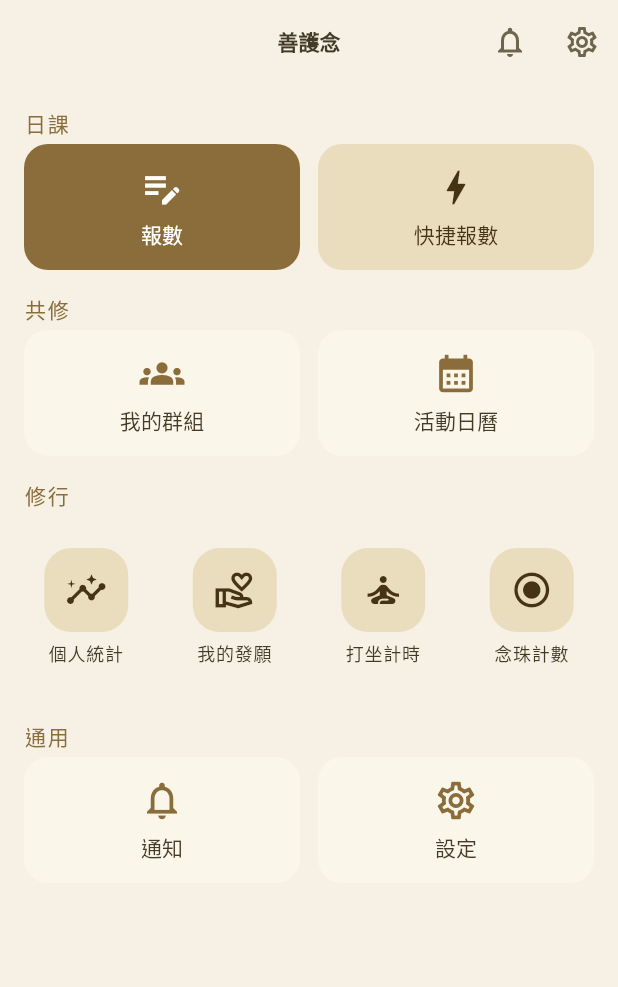
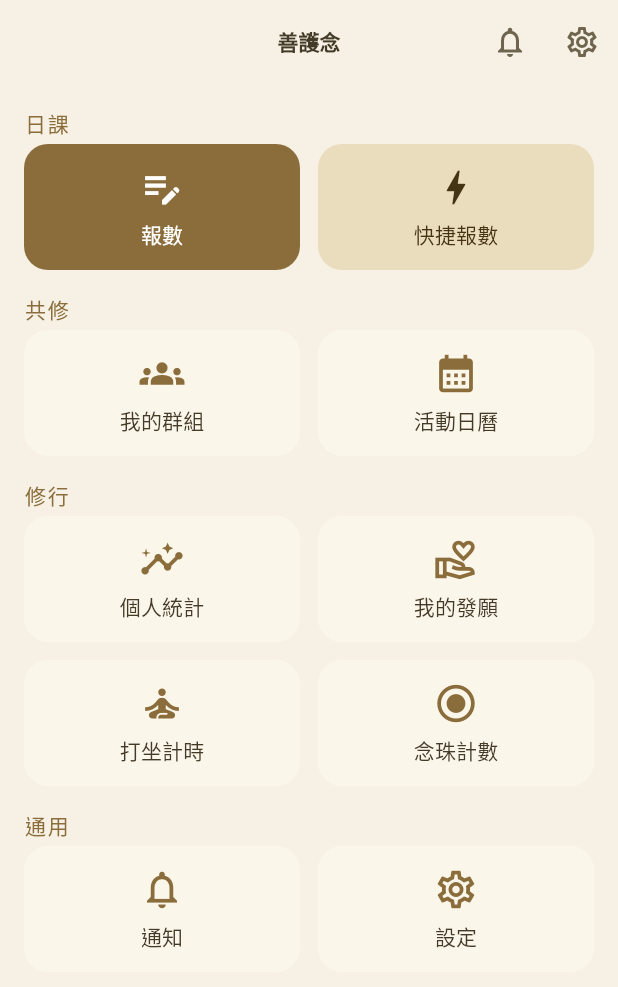
Before and after one commit to owenwangcong/PureThoughtsApp, a Flutter app: the HomeScreen screen opened by its route, on a phone screen of 412 x 824 dp. Shown: the top 987 px of the screen. Run offline on Flutter 3.47's test engine with Material 3 defaults, Android fonts, the phone set to English and light mode, and no system bars; our stand-ins replace flutter_riverpod, go_router, just_audio, sentry_flutter, shared_preferences, supabase_flutter and 2 more; accounts and stored records are empty.

Commit message:
UI: 修行组四项改为大色块 (2x2), 与其他分组统一; 移除小图标组件
Co-Authored-By: Claude Fable 5 <noreply@anthropic.com>

```diff
--- a/app/lib/features/home/home_screen.dart
+++ b/app/lib/features/home/home_screen.dart
@@ -158,29 +158,48 @@ class HomeScreen extends ConsumerWidget {
                 // ---- 修行:个人纪录与工具 ----
                 SectionHeader(l10n.sectionSelf),
                 Padding(
-                  padding: const EdgeInsets.symmetric(horizontal: 8),
-                  child: GridView.count(
-                    crossAxisCount: 4,
-                    shrinkWrap: true,
-                    physics: const NeverScrollableScrollPhysics(),
-                    childAspectRatio: 0.82,
+                  padding: const EdgeInsets.symmetric(horizontal: 16),
+                  child: Column(
                     children: [
-                      _FeatureItem(
+                      Row(
+                        children: [
+                          Expanded(
+                            child: _BigTile(
                               icon: Icons.insights,
                               label: l10n.myStats,
-                          route: '/dashboard'),
-                      _FeatureItem(
+                              onTap: () => context.push('/dashboard'),
+                            ),
+                          ),
+                          const SizedBox(width: 12),
+                          Expanded(
+                            child: _BigTile(
                               icon: Icons.volunteer_activism_outlined,
                               label: l10n.vowsTitle,
-                          route: '/vows'),
-                      _FeatureItem(
+                              onTap: () => context.push('/vows'),
+                            ),
+                          ),
+                        ],
+                      ),
+                      const SizedBox(height: 12),
+                      Row(
+                        children: [
+                          Expanded(
+                            child: _BigTile(
                               icon: Icons.self_improvement,
                               label: l10n.timerTitle,
-                          route: '/tools/timer'),
-                      _FeatureItem(
+                              onTap: () => context.push('/tools/timer'),
+                            ),
+                          ),
+                          const SizedBox(width: 12),
+                          Expanded(
+                            child: _BigTile(
                               icon: Icons.radio_button_checked,
                               label: l10n.counterTitle,
-                          route: '/tools/counter'),
+                              onTap: () => context.push('/tools/counter'),
+                            ),
+                          ),
+                        ],
+                      ),
                     ],
                   ),
                 ),
@@ -361,50 +380,6 @@ class _BigTile extends ConsumerWidget {
   }
 }
 
-/// 功能宫格项:大图标 + 文字(触控区 ≥48pt,适老)
-class _FeatureItem extends StatelessWidget {
-  const _FeatureItem({
-    required this.icon,
-    required this.label,
-    required this.route,
-  });
-
-  final IconData icon;
-  final String label;
-  final String route;
-
-  @override
-  Widget build(BuildContext context) {
-    final scheme = Theme.of(context).colorScheme;
-    return InkWell(
-      borderRadius: BorderRadius.circular(16),
-      onTap: () => context.push(route),
-      child: Column(
-        mainAxisAlignment: MainAxisAlignment.center,
-        children: [
-          Container(
-            width: 56,
-            height: 56,
-            decoration: BoxDecoration(
-              color: scheme.primaryContainer,
-              borderRadius: BorderRadius.circular(18),
-            ),
-            child: Icon(icon, size: 28, color: scheme.onPrimaryContainer),
-          ),
-          const SizedBox(height: 6),
-          Text(
-            label,
-            style: Theme.of(context).textTheme.labelMedium,
-            textAlign: TextAlign.center,
-            maxLines: 1,
-            overflow: TextOverflow.ellipsis,
-          ),
-        ],
-      ),
-    );
-  }
-}
-
 /// 通知铃铛(带未读红点),App 内通知中心入口(大陆 Android 唯一通道)
 class _NotificationBell extends ConsumerWidget {
   const _NotificationBell({required this.onTap});
```
Lines whose indentation alone changed are shown as unchanged.
